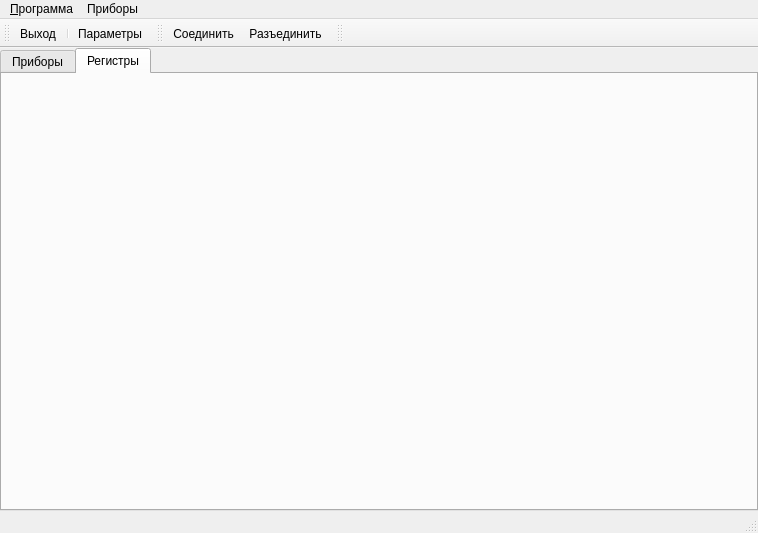
Before: the Qt Designer form candrivewin.ui in catompiler/QCanDrive, drawn with Qt 5.
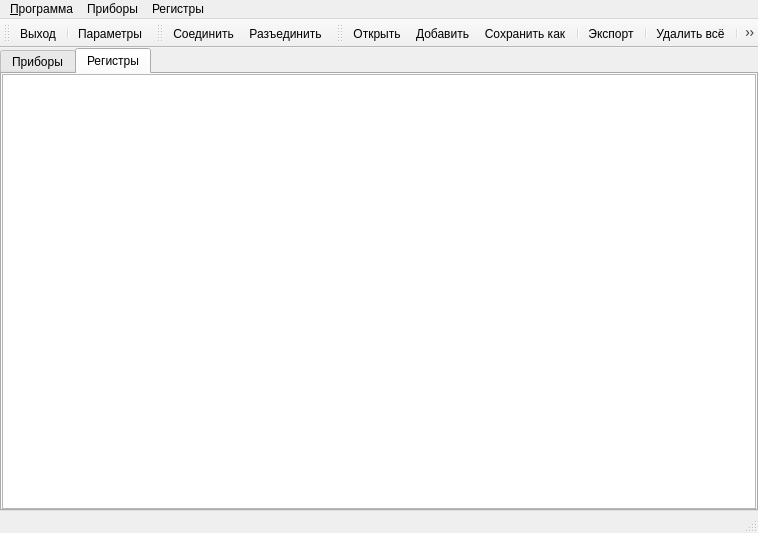
After: the same form once the commit is applied. The open tabs and pages were chosen to show the change. Icons and pictures are not drawn. Custom widgets are drawn as their Qt base class.

Commit message: reg list editor functionality

Patch:
```diff
--- a/candrivewin.ui
+++ b/candrivewin.ui
@@ -74,6 +74,26 @@
        <attribute name="title">
         <string>Регистры</string>
        </attribute>
+       <layout class="QVBoxLayout" name="lRegList">
+        <property name="spacing">
+         <number>0</number>
+        </property>
+        <property name="leftMargin">
+         <number>0</number>
+        </property>
+        <property name="topMargin">
+         <number>0</number>
+        </property>
+        <property name="rightMargin">
+         <number>0</number>
+        </property>
+        <property name="bottomMargin">
+         <number>0</number>
+        </property>
+        <item>
+         <widget class="RegListEditorWgt" name="tvRegList"/>
+        </item>
+       </layout>
       </widget>
      </widget>
     </item>
@@ -109,8 +129,32 @@
     <addaction name="actAddButton"/>
     <addaction name="actAddIndicator"/>
    </widget>
+   <widget class="QMenu" name="mnuRegList">
+    <property name="title">
+     <string>Регистры</string>
+    </property>
+    <addaction name="actRegListOpen"/>
+    <addaction name="actRegListOpenAppend"/>
+    <addaction name="actRegListSaveAs"/>
+    <addaction name="separator"/>
+    <addaction name="actRegListExport"/>
+    <addaction name="separator"/>
+    <addaction name="actRegListDelAll"/>
+    <addaction name="separator"/>
+    <addaction name="actRegListAddItem"/>
+    <addaction name="actRegListAddSubItem"/>
+    <addaction name="actRegListDuplicateItem"/>
+    <addaction name="actRegListDelItem"/>
+    <addaction name="separator"/>
+    <addaction name="actRegListMoveUp"/>
+    <addaction name="actRegListMoveDown"/>
+    <addaction name="separator"/>
+    <addaction name="actRegListExpandTree"/>
+    <addaction name="actRegListCollapseTree"/>
+   </widget>
    <addaction name="mnuProgram"/>
    <addaction name="mnuCockpit"/>
+   <addaction name="mnuRegList"/>
   </widget>
   <widget class="QStatusBar" name="statusbar"/>
   <widget class="QToolBar" name="tbMain">
@@ -142,7 +186,10 @@
   </widget>
   <widget class="QToolBar" name="tbRegsEdit">
    <property name="windowTitle">
-    <string>toolBar</string>
+    <string>Список регистров</string>
+   </property>
+   <property name="movable">
+    <bool>true</bool>
    </property>
    <attribute name="toolBarArea">
     <enum>TopToolBarArea</enum>
@@ -150,6 +197,24 @@
    <attribute name="toolBarBreak">
     <bool>false</bool>
    </attribute>
+   <addaction name="actRegListOpen"/>
+   <addaction name="actRegListOpenAppend"/>
+   <addaction name="actRegListSaveAs"/>
+   <addaction name="separator"/>
+   <addaction name="actRegListExport"/>
+   <addaction name="separator"/>
+   <addaction name="actRegListDelAll"/>
+   <addaction name="separator"/>
+   <addaction name="actRegListAddItem"/>
+   <addaction name="actRegListAddSubItem"/>
+   <addaction name="actRegListDuplicateItem"/>
+   <addaction name="actRegListDelItem"/>
+   <addaction name="separator"/>
+   <addaction name="actRegListMoveUp"/>
+   <addaction name="actRegListMoveDown"/>
+   <addaction name="separator"/>
+   <addaction name="actRegListExpandTree"/>
+   <addaction name="actRegListCollapseTree"/>
   </widget>
   <action name="actDebugExec">
    <property name="icon">
@@ -274,6 +339,147 @@
     <string>Очистить приборы</string>
    </property>
   </action>
+  <action name="actRegListAddItem">
+   <property name="icon">
+    <iconset theme="document-new" resource="reglisteditor.qrc">
+     <normaloff>:/images/icons/Add File-48.png</normaloff>:/images/icons/Add File-48.png</iconset>
+   </property>
+   <property name="text">
+    <string>&amp;Добавить элемент</string>
+   </property>
+  </action>
+  <action name="actRegListDelItem">
+   <property name="icon">
+    <iconset theme="edit-delete" resource="reglisteditor.qrc">
+     <normaloff>:/images/icons/Remove Property-48.png</normaloff>:/images/icons/Remove Property-48.png</iconset>
+   </property>
+   <property name="text">
+    <string>&amp;Удалить элемент</string>
+   </property>
+  </action>
+  <action name="actRegListAddSubItem">
+   <property name="icon">
+    <iconset theme="list-add" resource="reglisteditor.qrc">
+     <normaloff>:/images/icons/Add Property-48.png</normaloff>:/images/icons/Add Property-48.png</iconset>
+   </property>
+   <property name="text">
+    <string>Добавить &amp;подэлемент</string>
+   </property>
+  </action>
+  <action name="actRegListSaveAs">
+   <property name="icon">
+    <iconset theme="document-save-as" resource="reglisteditor.qrc">
+     <normaloff>:/images/icons/Micro SD-48.png</normaloff>:/images/icons/Micro SD-48.png</iconset>
+   </property>
+   <property name="text">
+    <string>Сохранить &amp;как...</string>
+   </property>
+   <property name="toolTip">
+    <string>Сохраняет список регистров в заданный файл</string>
+   </property>
+  </action>
+  <action name="actRegListOpen">
+   <property name="icon">
+    <iconset theme="appointment-new" resource="reglisteditor.qrc">
+     <normaloff>:/images/icons/Documents Folder-48.png</normaloff>:/images/icons/Documents Folder-48.png</iconset>
+   </property>
+   <property name="text">
+    <string>&amp;Открыть</string>
+   </property>
+   <property name="toolTip">
+    <string>Открывает файл</string>
+   </property>
+  </action>
+  <action name="actRegListDelAll">
+   <property name="icon">
+    <iconset theme="document-new" resource="reglisteditor.qrc">
+     <normaloff>:/images/icons/Delete-48.png</normaloff>:/images/icons/Delete-48.png</iconset>
+   </property>
+   <property name="text">
+    <string>Удалить &amp;всё</string>
+   </property>
+   <property name="toolTip">
+    <string>Удалить всё</string>
+   </property>
+  </action>
+  <action name="actRegListOpenAppend">
+   <property name="icon">
+    <iconset resource="reglisteditor.qrc">
+     <normaloff>:/images/icons/Add Folder-48.png</normaloff>:/images/icons/Add Folder-48.png</iconset>
+   </property>
+   <property name="text">
+    <string>&amp;Добавить</string>
+   </property>
+  </action>
+  <action name="actRegListExport">
+   <property name="icon">
+    <iconset resource="reglisteditor.qrc">
+     <normaloff>:/images/icons/Export-48-Green.png</normaloff>:/images/icons/Export-48-Green.png</iconset>
+   </property>
+   <property name="text">
+    <string>&amp;Экспорт...</string>
+   </property>
+   <property name="toolTip">
+    <string>Экспорт</string>
+   </property>
+  </action>
+  <action name="actRegListExpandTree">
+   <property name="icon">
+    <iconset resource="reglisteditor.qrc">
+     <normaloff>:/images/icons/icons8-expand-48.png</normaloff>:/images/icons/icons8-expand-48.png</iconset>
+   </property>
+   <property name="text">
+    <string>&amp;Раскрыть</string>
+   </property>
+   <property name="toolTip">
+    <string>Раскрыть дерево</string>
+   </property>
+  </action>
+  <action name="actRegListCollapseTree">
+   <property name="icon">
+    <iconset resource="reglisteditor.qrc">
+     <normaloff>:/images/icons/icons8-collapse-48.png</normaloff>:/images/icons/icons8-collapse-48.png</iconset>
+   </property>
+   <property name="text">
+    <string>С&amp;вернуть</string>
+   </property>
+   <property name="toolTip">
+    <string>Свернуть дерево</string>
+   </property>
+  </action>
+  <action name="actRegListMoveUp">
+   <property name="icon">
+    <iconset resource="reglisteditor.qrc">
+     <normaloff>:/images/icons/Arrow Up-48.png</normaloff>:/images/icons/Arrow Up-48.png</iconset>
+   </property>
+   <property name="text">
+    <string>Переместить в&amp;верх</string>
+   </property>
+   <property name="toolTip">
+    <string>Переместить вверх</string>
+   </property>
+  </action>
+  <action name="actRegListMoveDown">
+   <property name="icon">
+    <iconset resource="reglisteditor.qrc">
+     <normaloff>:/images/icons/Arrow Down-48.png</normaloff>:/images/icons/Arrow Down-48.png</iconset>
+   </property>
+   <property name="text">
+    <string>Переместить в&amp;низ</string>
+   </property>
+  </action>
+  <action name="actRegListDuplicateItem">
+   <property name="icon">
+    <iconset resource="reglisteditor.qrc">
+     <normaloff>:/images/icons/Add List-48.png</normaloff>:/images/icons/Add List-48.png</iconset>
+   </property>
+   <property name="text">
+    <string>Ду&amp;блировать элемент</string>
+   </property>
+   <property name="toolTip">
+    <string>Дублировать элемент</string>
+   </property>
+  </action>
  </widget>
  <customwidgets>
   <customwidget>
@@ -282,6 +488,11 @@
    <header>cockpitwgt.h</header>
    <container>1</container>
   </customwidget>
+  <customwidget>
+   <class>RegListEditorWgt</class>
+   <extends>QTreeView</extends>
+   <header>reglisteditorwgt.h</header>
+  </customwidget>
  </customwidgets>
  <resources>
   <include location="candrive.qrc"/>
```
Left out of the diff: 11 changed lines with no effect on the pictures. The commit also changes 4 other files.
